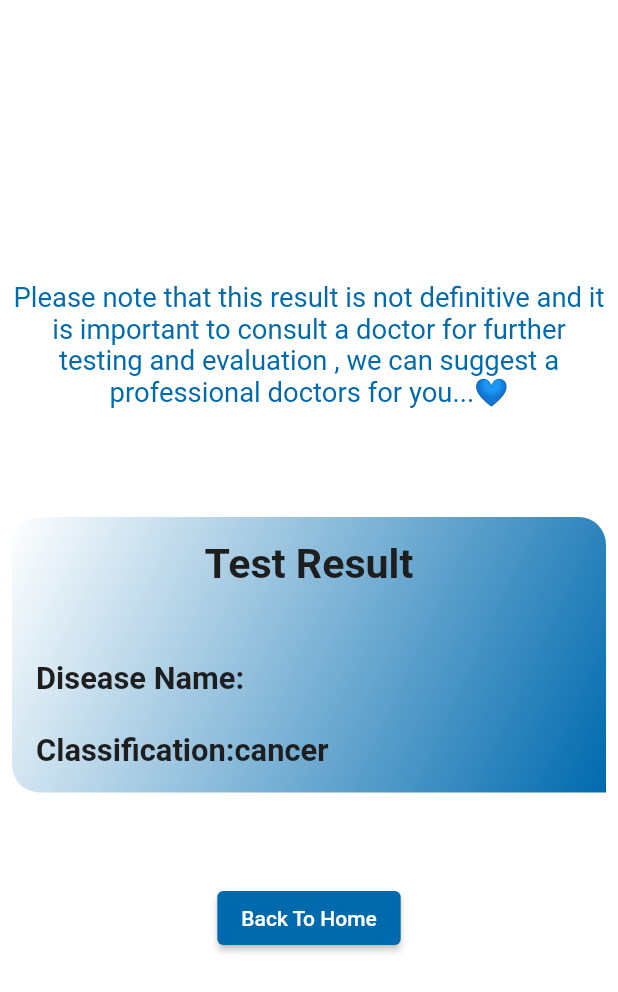
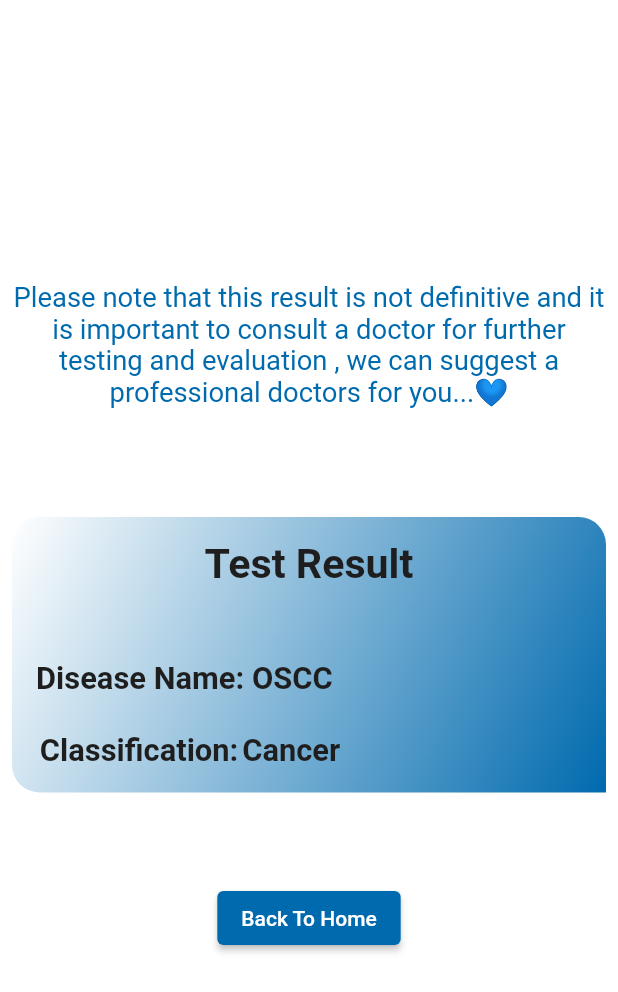
Before and after one commit to khaled365-code/oral_cancer_detection_app, a Flutter app: the ResultScreen screen opened by its route, on a phone screen of 412 x 824 dp. Shown: the top 992 px of the screen. Run offline on Flutter 3.47's test engine with Material 2 defaults, Android fonts, the phone set to English and light mode, and no system bars; our stand-ins replace bloc, cached_network_image, curved_navigation_bar, dartz, dio, flutter_bloc and 13 more; accounts and stored records are empty.

Commit message:
changes of conflicts

```diff
--- a/lib/features/diagnosis/presentation/views/result_view.dart
+++ b/lib/features/diagnosis/presentation/views/result_view.dart
@@ -1,5 +1,5 @@
-import 'package:flutter/cupertino.dart';
 import 'package:flutter/material.dart';
+import 'package:flutter_bloc/flutter_bloc.dart';
 import 'package:flutter_screenutil/flutter_screenutil.dart';
 import 'package:graduation_project/core/localization/app_localization.dart';
 import 'package:graduation_project/core/routes/routes.dart';
@@ -7,32 +7,33 @@ import 'package:graduation_project/core/utilis/app_text_styles.dart';
 import 'package:graduation_project/core/widgets/custom_elevated_button.dart';
 import '../../../../core/commons/functions.dart';
 import '../../../../core/utilis/colors.dart';
+import '../manager/questions_cubit/question_diagnosis_cubit.dart';
 
 class ResultScreen extends StatelessWidget {
   const ResultScreen({Key? key}) : super(key: key);
 
   @override
   Widget build(BuildContext context) {
+    return BlocConsumer<QuestionDiagnosisCubit,QuestionDiagnosisState>(
+      listener: (context, state) {
+        // if (state is QuestionDiagnosisFailureState){
+        //    showToast(msg: state.errorMessage, toastStates: ToastStates.error);
+        // }
+      },
+      builder: (context, state) {
         return Scaffold(
-
           backgroundColor: AppColors.background,
-      body:
-      Padding(
+          body: Padding(
             padding: const EdgeInsets.all(8.0),
-
-        child: Column(
+            child:state is QuestionDiagnosisLoadingState?Center(child: CircularProgressIndicator(),): Column(
               mainAxisAlignment: MainAxisAlignment.center,
               children: [
                 Text("pleaseNote".tr(context),textAlign: TextAlign.center,style: AppTextStyles.font16.copyWith(color: AppColors.primary)),
-            // TextButton(onPressed: (){
-            //   navigate(context: context, route: Routes.doctor);
-            // }, child: const Text("Click here to show them",style: TextStyle(color: AppColors.black,decoration: TextDecoration.underline),)),
                 SizedBox(height: 60.h,),
                 Container(
                   decoration:  BoxDecoration(
                     gradient: LinearGradient(colors: [AppColors.background,AppColors.primary],begin: Alignment.topLeft,end: Alignment.bottomRight),
                     borderRadius: BorderRadius.only(topLeft: Radius.circular(16.r),topRight: Radius.circular(16.r),bottomLeft: Radius.circular(16.r)),
-
 
                   ),
                   child:  Padding(
@@ -43,9 +44,26 @@ class ResultScreen extends StatelessWidget {
                         Center(child: Text("TestResult".tr(context),style: AppTextStyles.font24,)
                         ),
                         SizedBox(height: 40.h,),
+                        Row(
+                          children: [
                             Text("DiseaseName".tr(context),style: AppTextStyles.font18),
+                            Flexible(
+                              child: Text(BlocProvider.of<QuestionDiagnosisCubit>(context).ConvertToDiseaseName(context),style: AppTextStyles.font18,
+                                //overflow:TextOverflow.clip ,
+                                //maxLines: 2,
+                              ),
+                            ),
+                          ],
+                        ),
                         SizedBox(height: 20.h,),
-                    Text("Classification:cancer".tr(context),style:AppTextStyles.font18,)
+                        Row(
+                          children: [
+                            Text('Classification:'.tr(context),
+                              style:AppTextStyles.font18 ,textAlign: TextAlign.center,),
+                            Text(BlocProvider.of<QuestionDiagnosisCubit>(context).ConvertToClassName(context),style: AppTextStyles.font18,
+                            ),
+                          ],
+                        )
                       ],
                     ),
                   ),
@@ -59,5 +77,7 @@ class ResultScreen extends StatelessWidget {
               ],),
           ),
         );
+      },
+    );
   }
 }
```
Lines whose indentation alone changed are shown as unchanged.
